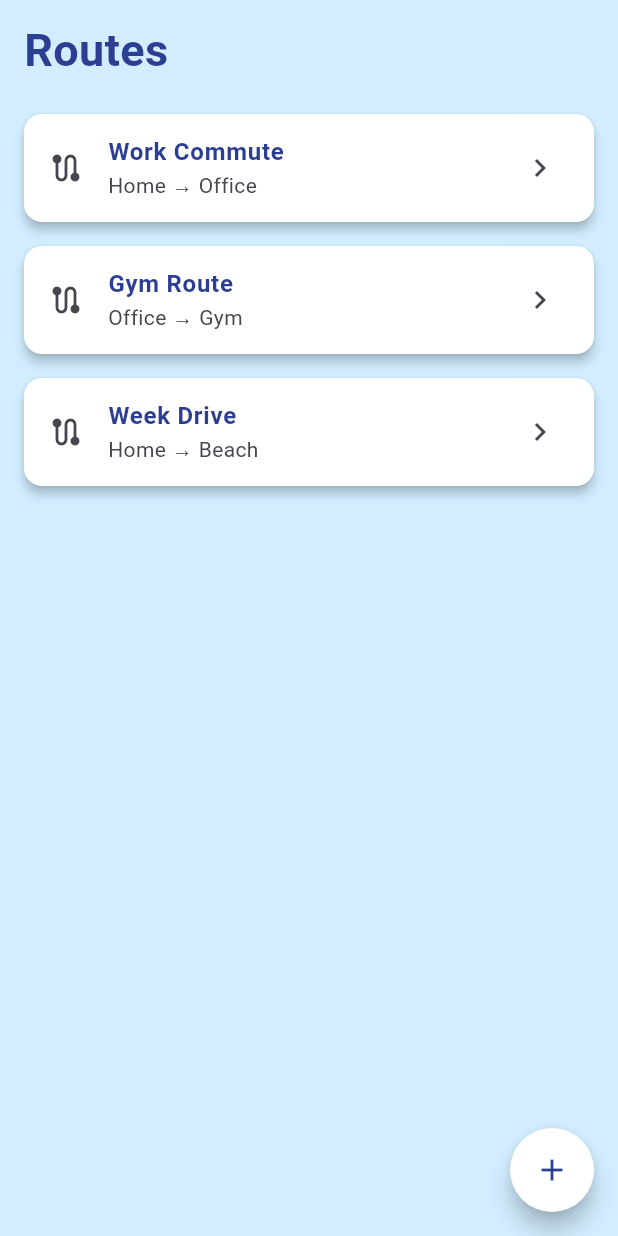
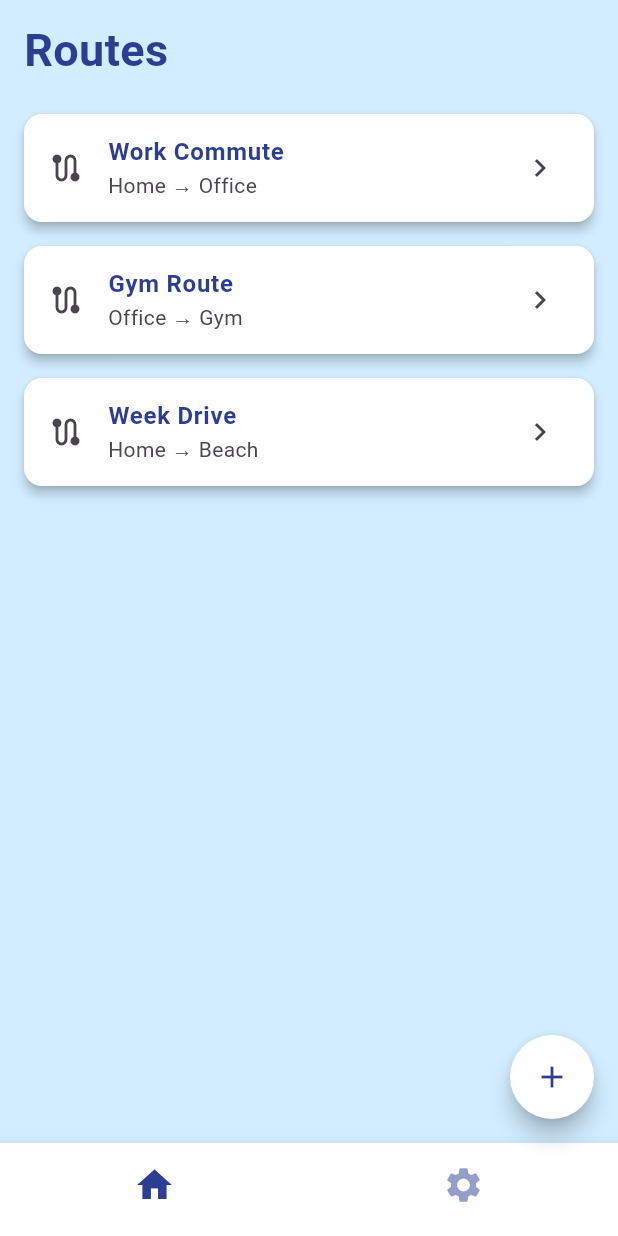
Before and after one commit to alexgantony/traffic_notifier, a Flutter app: the screen it shows after launch, on a phone screen of 412 x 824 dp. Run offline on Flutter 3.47's test engine with Material 3 defaults, Android fonts, the light colour scheme and no system bars.

Commit message:
Add bottom navigation bar UI with Home and Settings icons

```diff
--- a/frontend/lib/screens/home_screen.dart
+++ b/frontend/lib/screens/home_screen.dart
@@ -4,10 +4,65 @@ import 'package:frontend/theme/app_color_scheme.dart';
 import 'package:frontend/screens/route_detail_screen.dart';
 import 'package:frontend/screens/add_route_screen.dart';
 
-class HomeScreen extends StatelessWidget {
+class HomeScreen extends StatefulWidget {
   const HomeScreen({super.key});
 
   @override
+  State<HomeScreen> createState() => _HomeScreenState();
+}
+
+class _HomeScreenState extends State<HomeScreen> {
+  @override
+  int _selectedIndex = 0;
+
+  final List<Widget> _screens = [
+    // Tab 0: Home Screen route list
+    ListView.builder(
+      padding: const EdgeInsets.symmetric(horizontal: 16, vertical: 8),
+      itemCount: routes.length,
+      itemBuilder: (context, index) {
+        final route = routes[index];
+        return Card(
+          shape: RoundedRectangleBorder(
+            borderRadius: BorderRadius.circular(12),
+          ),
+          color: AppColors.card,
+          elevation: 3,
+          margin: const EdgeInsets.symmetric(vertical: 8),
+          child: ListTile(
+            title: Text(
+              route.routeLabel,
+              style: TextStyle(
+                fontWeight: FontWeight.bold,
+                color: AppColors.heading,
+              ),
+            ),
+            subtitle: Text(
+              '${route.sourceAddress} → ${route.destinationAddress}',
+            ),
+            leading: const Icon(Icons.route),
+            trailing: const Icon(Icons.chevron_right),
+            onTap: () {
+              Navigator.push(
+                context,
+                MaterialPageRoute(
+                  builder: (_) => RouteDetailScreen(route: route),
+                ),
+              );
+            },
+          ),
+        );
+      },
+    ),
+
+    // Tab 1: Settings screen
+    Center(
+      child: Text(
+        'Settings Page',
+        style: TextStyle(fontSize: 24, color: AppColors.heading),
+      ),
+    ),
+  ];
   Widget build(BuildContext context) {
     return Scaffold(
       backgroundColor: AppColors.background,
@@ -65,6 +120,8 @@ class HomeScreen extends StatelessWidget {
           );
         },
       ),
+
+      //FAB - Floating Action Button '+'
       floatingActionButton: FloatingActionButton(
         shape: const CircleBorder(),
         backgroundColor: AppColors.card,
@@ -88,6 +145,29 @@ class HomeScreen extends StatelessWidget {
             );
           }
         },
+      ),
+
+      // Bottom Navigation Bar
+      bottomNavigationBar: BottomNavigationBar(
+        currentIndex: _selectedIndex,
+        onTap: (int index) {
+          setState(() {
+            _selectedIndex = index;
+          });
+        },
+        backgroundColor: AppColors.card,
+        selectedItemColor: AppColors.heading,
+        unselectedItemColor: AppColors.heading.withAlpha(128),
+        iconSize: 28,
+        showSelectedLabels: false,
+        showUnselectedLabels: false,
+        items: const [
+          BottomNavigationBarItem(icon: Icon(Icons.home), label: 'Home'),
+          BottomNavigationBarItem(
+            icon: Icon(Icons.settings),
+            label: 'Settings',
+          ),
+        ],
       ),
     );
   }
```
